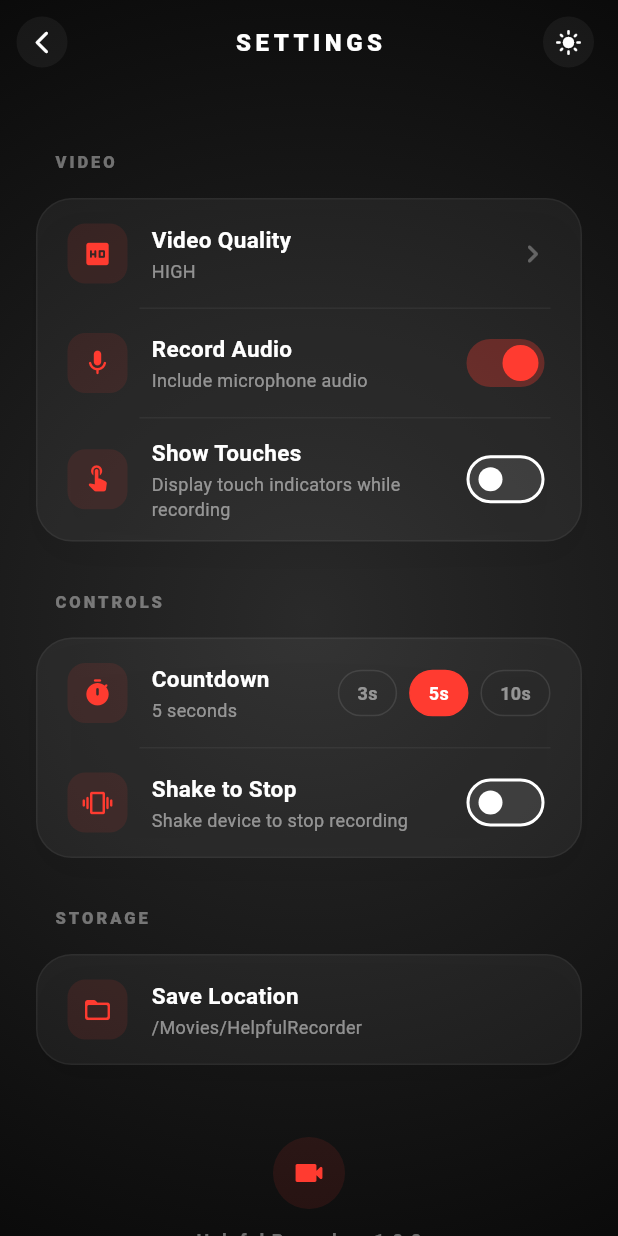
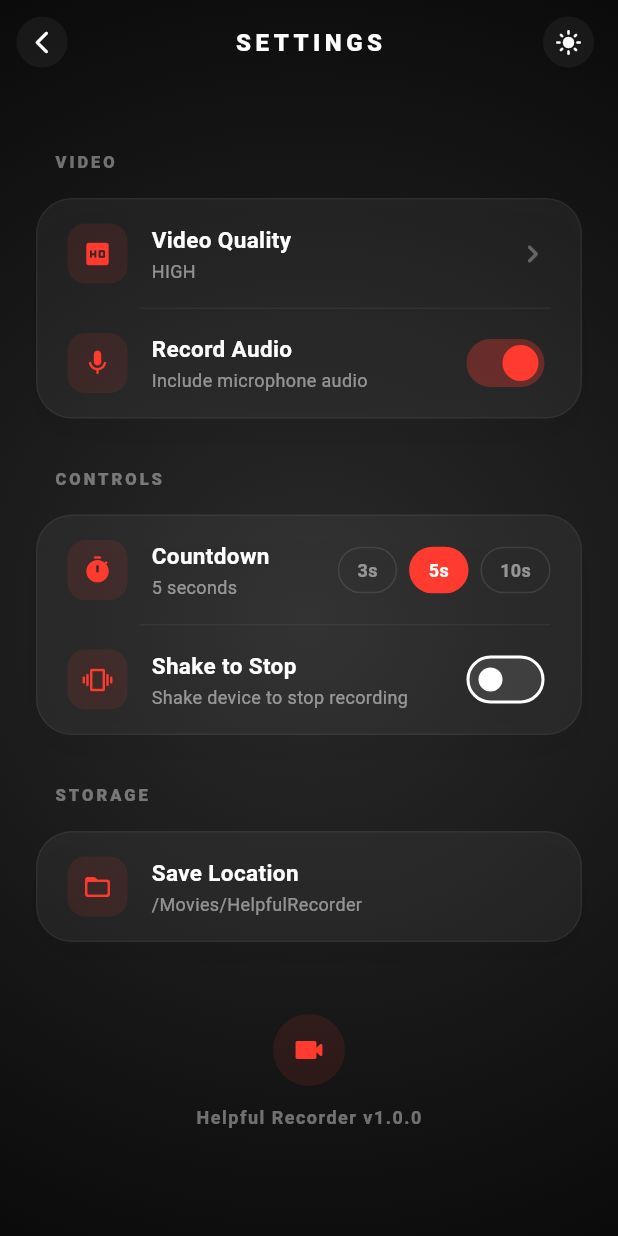
Before and after one commit to Alejomm20215/helpful-recorder, a Flutter app: the screen it shows after launch, after a tap on the "settings" icon, on a phone screen of 412 x 824 dp. Run offline on Flutter 3.47's test engine with Material 3 defaults, Android fonts, the light colour scheme and no system bars; our stand-ins replace equatable, flutter_bloc, open_file, permission_handler, sensors_plus, shared_preferences; missing offline and left inert: flutter_overlay_window.

Commit message:
Refactor recording completion handling and permissions management (#2)
* Refactor recording completion handling and permissions management

- Updated MainActivity to include a delay before returning the file path after recording stops, ensuring the file is saved correctly.
- Enhanced ScreenRecorderService to send the file path upon recording stop event.
- Added permission for managing external storage in recorder_service.dart.
- Removed unused showTouches setting from settings management and UI components for cleaner code.

* Remove showTouches feature from RecorderCubit for cleaner code.

---------

Co-authored-by: Alejomm20215 <Alejomm20215@github.com>

```diff
--- a/lib/cubits/settings_cubit.dart
+++ b/lib/cubits/settings_cubit.dart
@@ -14,7 +14,6 @@ class SettingsCubit extends Cubit<SettingsState> {
 
       final qualityIndex = prefs.getInt('videoQuality') ?? 0;
       final recordAudio = prefs.getBool('recordAudio') ?? true;
-      final showTouches = prefs.getBool('showTouches') ?? false;
       final countdownTime = prefs.getInt('countdownTime') ?? 5;
       final shakeToStop = prefs.getBool('shakeToStop') ?? false;
       final isDarkMode = prefs.getBool('isDarkMode') ?? true;
@@ -22,7 +21,6 @@ class SettingsCubit extends Cubit<SettingsState> {
       emit(SettingsState(
         videoQuality: VideoQuality.values[qualityIndex],
         recordAudio: recordAudio,
-        showTouches: showTouches,
         countdownTime: countdownTime,
         shakeToStop: shakeToStop,
         themeMode: isDarkMode ? ThemeMode.dark : ThemeMode.light,
@@ -46,12 +44,6 @@ class SettingsCubit extends Cubit<SettingsState> {
     emit(state.copyWith(recordAudio: value));
   }
 
-  Future<void> toggleShowTouches(bool value) async {
-    final prefs = await SharedPreferences.getInstance();
-    await prefs.setBool('showTouches', value);
-    emit(state.copyWith(showTouches: value));
-  }
-
   Future<void> setCountdownTime(int seconds) async {
     final prefs = await SharedPreferences.getInstance();
     await prefs.setInt('countdownTime', seconds);
--- a/lib/cubits/settings_state.dart
+++ b/lib/cubits/settings_state.dart
@@ -6,7 +6,6 @@ enum VideoQuality { high, medium, low }
 class SettingsState extends Equatable {
   final VideoQuality videoQuality;
   final bool recordAudio;
-  final bool showTouches;
   final int countdownTime;
   final bool shakeToStop;
   final ThemeMode themeMode;
@@ -14,7 +13,6 @@ class SettingsState extends Equatable {
   const SettingsState({
     this.videoQuality = VideoQuality.high,
     this.recordAudio = true,
-    this.showTouches = false,
     this.countdownTime = 5,
     this.shakeToStop = false,
     this.themeMode = ThemeMode.dark,
@@ -23,7 +21,6 @@ class SettingsState extends Equatable {
   SettingsState copyWith({
     VideoQuality? videoQuality,
     bool? recordAudio,
-    bool? showTouches,
     int? countdownTime,
     bool? shakeToStop,
     ThemeMode? themeMode,
@@ -31,7 +28,6 @@ class SettingsState extends Equatable {
     return SettingsState(
       videoQuality: videoQuality ?? this.videoQuality,
       recordAudio: recordAudio ?? this.recordAudio,
-      showTouches: showTouches ?? this.showTouches,
       countdownTime: countdownTime ?? this.countdownTime,
       shakeToStop: shakeToStop ?? this.shakeToStop,
       themeMode: themeMode ?? this.themeMode,
@@ -42,7 +38,6 @@ class SettingsState extends Equatable {
   List<Object?> get props => [
         videoQuality,
         recordAudio,
-        showTouches,
         countdownTime,
         shakeToStop,
         themeMode,
--- a/lib/recorder_service.dart
+++ b/lib/recorder_service.dart
@@ -20,6 +20,7 @@ class RecorderService {
       Permission.microphone,
       Permission.notification,
       Permission.systemAlertWindow,
+      Permission.manageExternalStorage,
     ].request();
 
     // We don't need FlutterOverlayWindow permission anymore as we use native overlay
--- a/lib/settings_page.dart
+++ b/lib/settings_page.dart
@@ -99,15 +99,6 @@ class SettingsPage extends StatelessWidget {
                         subtitle: 'Include microphone audio',
                         value: state.recordAudio,
                         onChanged: (val) => context.read<SettingsCubit>().toggleAudio(val),
-                        showDivider: true,
-                      ),
-                      _buildSwitchTile(
-                        context,
-                        icon: Icons.touch_app_rounded,
-                        title: 'Show Touches',
-                        subtitle: 'Display touch indicators while recording',
-                        value: state.showTouches,
-                        onChanged: (val) => context.read<SettingsCubit>().toggleShowTouches(val),
                         showDivider: false,
                       ),
                     ],
```
Also changed, not shown: lib/cubits/recorder_cubit.dart (+8 -3 lines), 2 other files.
